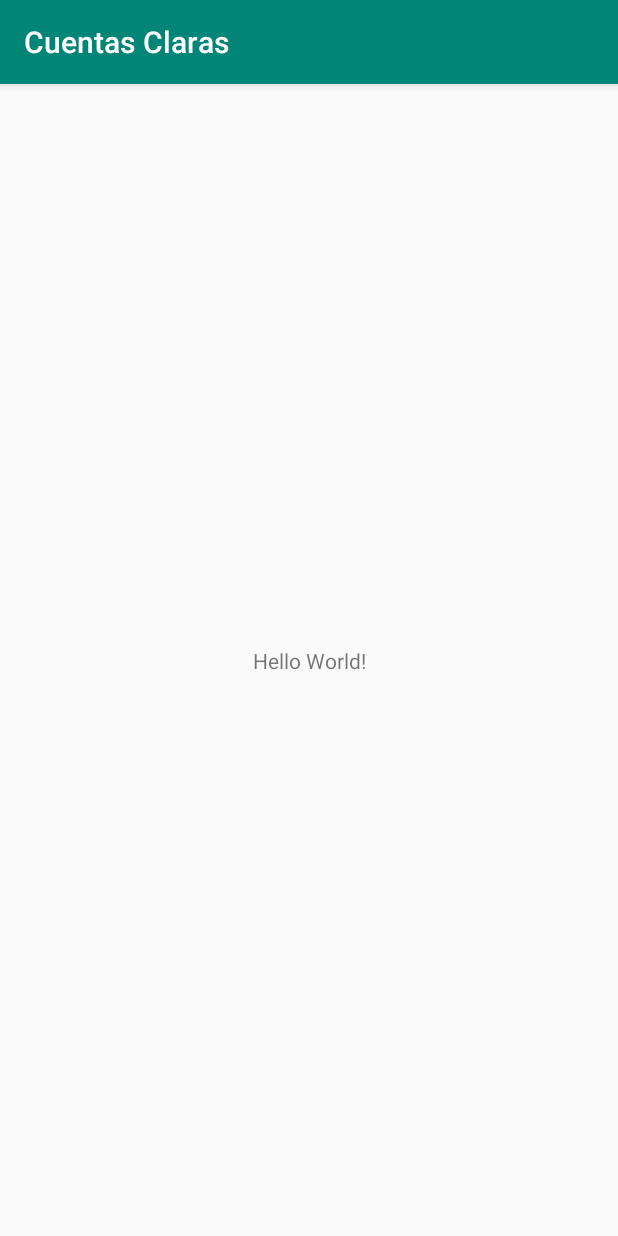
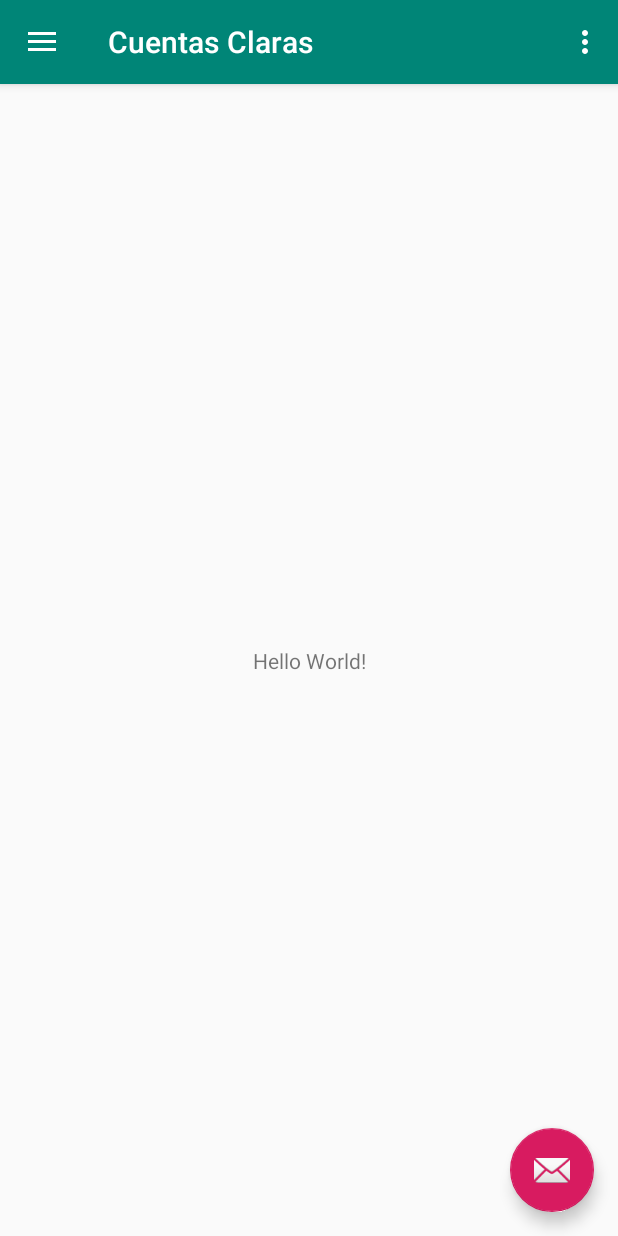
Before and after one commit to pperezp/cuentasClaras, an Android app: the screen it shows after launch (MainActivity), on a phone screen of 412 x 824 dp. Run offline under Robolectric (Android 15) with nearby library versions, the phone set to English and light mode, and no system bars.

Commit message:
Se cambia el proyecto de default a navigation drawer

```diff
--- a/app/build.gradle
+++ b/app/build.gradle
@@ -21,6 +21,8 @@
 dependencies {
     implementation fileTree(dir: 'libs', include: ['*.jar'])
     implementation 'com.android.support:appcompat-v7:28.0.0'
+    implementation 'com.android.support:support-v4:28.0.0'
+    implementation 'com.android.support:design:28.0.0'
     implementation 'com.android.support.constraint:constraint-layout:1.1.3'
     testImplementation 'junit:junit:4.12'
     androidTestImplementation 'com.android.support.test:runner:1.0.2'
--- a/app/src/main/AndroidManifest.xml
+++ b/app/src/main/AndroidManifest.xml
@@ -9,7 +9,10 @@
         android:roundIcon="@mipmap/ic_launcher_round"
         android:supportsRtl="true"
         android:theme="@style/AppTheme">
-        <activity android:name=".MainActivity">
+        <activity
+            android:name=".MainActivity"
+            android:label="@string/app_name"
+            android:theme="@style/AppTheme.NoActionBar">
             <intent-filter>
                 <action android:name="android.intent.action.MAIN" />
 
--- a/app/src/main/java/com/example/cuentasclaras/MainActivity.java
+++ b/app/src/main/java/com/example/cuentasclaras/MainActivity.java
@@ -1,13 +1,101 @@
 package com.example.cuentasclaras;
 
+import android.os.Bundle;
+import android.support.design.widget.FloatingActionButton;
+import android.support.design.widget.Snackbar;
+import android.view.View;
+import android.support.design.widget.NavigationView;
+import android.support.v4.view.GravityCompat;
+import android.support.v4.widget.DrawerLayout;
+import android.support.v7.app.ActionBarDrawerToggle;
 import android.support.v7.app.AppCompatActivity;
-import android.os.Bundle;
+import android.support.v7.widget.Toolbar;
+import android.view.Menu;
+import android.view.MenuItem;
 
-public class MainActivity extends AppCompatActivity {
+public class MainActivity extends AppCompatActivity
+        implements NavigationView.OnNavigationItemSelectedListener {
 
     @Override
     protected void onCreate(Bundle savedInstanceState) {
         super.onCreate(savedInstanceState);
         setContentView(R.layout.activity_main);
+        Toolbar toolbar = (Toolbar) findViewById(R.id.toolbar);
+        setSupportActionBar(toolbar);
+
+        FloatingActionButton fab = (FloatingActionButton) findViewById(R.id.fab);
+        fab.setOnClickListener(new View.OnClickListener() {
+            @Override
+            public void onClick(View view) {
+                Snackbar.make(view, "Replace with your own action", Snackbar.LENGTH_LONG)
+                        .setAction("Action", null).show();
+            }
+        });
+
+        DrawerLayout drawer = (DrawerLayout) findViewById(R.id.drawer_layout);
+        ActionBarDrawerToggle toggle = new ActionBarDrawerToggle(
+                this, drawer, toolbar, R.string.navigation_drawer_open, R.string.navigation_drawer_close);
+        drawer.addDrawerListener(toggle);
+        toggle.syncState();
+
+        NavigationView navigationView = (NavigationView) findViewById(R.id.nav_view);
+        navigationView.setNavigationItemSelectedListener(this);
+    }
+
+    @Override
+    public void onBackPressed() {
+        DrawerLayout drawer = (DrawerLayout) findViewById(R.id.drawer_layout);
+        if (drawer.isDrawerOpen(GravityCompat.START)) {
+            drawer.closeDrawer(GravityCompat.START);
+        } else {
+            super.onBackPressed();
+        }
+    }
+
+    @Override
+    public boolean onCreateOptionsMenu(Menu menu) {
+        // Inflate the menu; this adds items to the action bar if it is present.
+        getMenuInflater().inflate(R.menu.main, menu);
+        return true;
+    }
+
+    @Override
+    public boolean onOptionsItemSelected(MenuItem item) {
+        // Handle action bar item clicks here. The action bar will
+        // automatically handle clicks on the Home/Up button, so long
+        // as you specify a parent activity in AndroidManifest.xml.
+        int id = item.getItemId();
+
+        //noinspection SimplifiableIfStatement
+        if (id == R.id.action_settings) {
+            return true;
+        }
+
+        return super.onOptionsItemSelected(item);
+    }
+
+    @SuppressWarnings("StatementWithEmptyBody")
+    @Override
+    public boolean onNavigationItemSelected(MenuItem item) {
+        // Handle navigation view item clicks here.
+        int id = item.getItemId();
+
+        if (id == R.id.nav_camera) {
+            // Handle the camera action
+        } else if (id == R.id.nav_gallery) {
+
+        } else if (id == R.id.nav_slideshow) {
+
+        } else if (id == R.id.nav_manage) {
+
+        } else if (id == R.id.nav_share) {
+
+        } else if (id == R.id.nav_send) {
+
+        }
+
+        DrawerLayout drawer = (DrawerLayout) findViewById(R.id.drawer_layout);
+        drawer.closeDrawer(GravityCompat.START);
+        return true;
     }
 }
--- /dev/null
+++ b/app/src/main/res/drawable/ic_menu_camera.xml
@@ -0,0 +1,12 @@
+<vector xmlns:android="http://schemas.android.com/apk/res/android"
+    android:width="24dp"
+    android:height="24dp"
+    android:viewportWidth="24.0"
+    android:viewportHeight="24.0">
+    <path
+        android:fillColor="#FF000000"
+        android:pathData="M12,12m-3.2,0a3.2,3.2 0,1 1,6.4 0a3.2,3.2 0,1 1,-6.4 0" />
+    <path
+        android:fillColor="#FF000000"
+        android:pathData="M9,2L7.17,4H4c-1.1,0 -2,0.9 -2,2v12c0,1.1 0.9,2 2,2h16c1.1,0 2,-0.9 2,-2V6c0,-1.1 -0.9,-2 -2,-2h-3.17L15,2H9zm3,15c-2.76,0 -5,-2.24 -5,-5s2.24,-5 5,-5 5,2.24 5,5 -2.24,5 -5,5z" />
+</vector>
--- /dev/null
+++ b/app/src/main/res/drawable/ic_menu_gallery.xml
@@ -0,0 +1,9 @@
+<vector xmlns:android="http://schemas.android.com/apk/res/android"
+    android:width="24dp"
+    android:height="24dp"
+    android:viewportWidth="24.0"
+    android:viewportHeight="24.0">
+    <path
+        android:fillColor="#FF000000"
+        android:pathData="M22,16V4c0,-1.1 -0.9,-2 -2,-2H8c-1.1,0 -2,0.9 -2,2v12c0,1.1 0.9,2 2,2h12c1.1,0 2,-0.9 2,-2zm-11,-4l2.03,2.71L16,11l4,5H8l3,-4zM2,6v14c0,1.1 0.9,2 2,2h14v-2H4V6H2z" />
+</vector>
--- /dev/null
+++ b/app/src/main/res/drawable/ic_menu_manage.xml
@@ -0,0 +1,9 @@
+<vector xmlns:android="http://schemas.android.com/apk/res/android"
+    android:width="24dp"
+    android:height="24dp"
+    android:viewportWidth="24.0"
+    android:viewportHeight="24.0">
+    <path
+        android:fillColor="#FF000000"
+        android:pathData="M22.7,19l-9.1,-9.1c0.9,-2.3 0.4,-5 -1.5,-6.9 -2,-2 -5,-2.4 -7.4,-1.3L9,6 6,9 1.6,4.7C0.4,7.1 0.9,10.1 2.9,12.1c1.9,1.9 4.6,2.4 6.9,1.5l9.1,9.1c0.4,0.4 1,0.4 1.4,0l2.3,-2.3c0.5,-0.4 0.5,-1.1 0.1,-1.4z" />
+</vector>
--- /dev/null
+++ b/app/src/main/res/drawable/ic_menu_send.xml
@@ -0,0 +1,9 @@
+<vector xmlns:android="http://schemas.android.com/apk/res/android"
+    android:width="24dp"
+    android:height="24dp"
+    android:viewportWidth="24.0"
+    android:viewportHeight="24.0">
+    <path
+        android:fillColor="#FF000000"
+        android:pathData="M2.01,21L23,12 2.01,3 2,10l15,2 -15,2z" />
+</vector>
--- /dev/null
+++ b/app/src/main/res/drawable/ic_menu_share.xml
@@ -0,0 +1,9 @@
+<vector xmlns:android="http://schemas.android.com/apk/res/android"
+    android:width="24dp"
+    android:height="24dp"
+    android:viewportWidth="24.0"
+    android:viewportHeight="24.0">
+    <path
+        android:fillColor="#FF000000"
+        android:pathData="M18,16.08c-0.76,0 -1.44,0.3 -1.96,0.77L8.91,12.7c0.05,-0.23 0.09,-0.46 0.09,-0.7s-0.04,-0.47 -0.09,-0.7l7.05,-4.11c0.54,0.5 1.25,0.81 2.04,0.81 1.66,0 3,-1.34 3,-3s-1.34,-3 -3,-3 -3,1.34 -3,3c0,0.24 0.04,0.47 0.09,0.7L8.04,9.81C7.5,9.31 6.79,9 6,9c-1.66,0 -3,1.34 -3,3s1.34,3 3,3c0.79,0 1.5,-0.31 2.04,-0.81l7.12,4.16c-0.05,0.21 -0.08,0.43 -0.08,0.65 0,1.61 1.31,2.92 2.92,2.92 1.61,0 2.92,-1.31 2.92,-2.92s-1.31,-2.92 -2.92,-2.92z" />
+</vector>
--- /dev/null
+++ b/app/src/main/res/drawable/ic_menu_slideshow.xml
@@ -0,0 +1,9 @@
+<vector xmlns:android="http://schemas.android.com/apk/res/android"
+    android:width="24dp"
+    android:height="24dp"
+    android:viewportWidth="24.0"
+    android:viewportHeight="24.0">
+    <path
+        android:fillColor="#FF000000"
+        android:pathData="M4,6H2v14c0,1.1 0.9,2 2,2h14v-2H4V6zm16,-4H8c-1.1,0 -2,0.9 -2,2v12c0,1.1 0.9,2 2,2h12c1.1,0 2,-0.9 2,-2V4c0,-1.1 -0.9,-2 -2,-2zm-8,12.5v-9l6,4.5 -6,4.5z" />
+</vector>
--- a/app/src/main/res/layout/activity_main.xml
+++ b/app/src/main/res/layout/activity_main.xml
@@ -1,18 +1,25 @@
 <?xml version="1.0" encoding="utf-8"?>
-<android.support.constraint.ConstraintLayout xmlns:android="http://schemas.android.com/apk/res/android"
+<android.support.v4.widget.DrawerLayout xmlns:android="http://schemas.android.com/apk/res/android"
     xmlns:app="http://schemas.android.com/apk/res-auto"
     xmlns:tools="http://schemas.android.com/tools"
+    android:id="@+id/drawer_layout"
     android:layout_width="match_parent"
     android:layout_height="match_parent"
-    tools:context=".MainActivity">
+    android:fitsSystemWindows="true"
+    tools:openDrawer="start">
 
-    <TextView
+    <include
+        layout="@layout/app_bar_main"
+        android:layout_width="match_parent"
+        android:layout_height="match_parent" />
+
+    <android.support.design.widget.NavigationView
+        android:id="@+id/nav_view"
         android:layout_width="wrap_content"
-        android:layout_height="wrap_content"
-        android:text="Hello World!"
-        app:layout_constraintBottom_toBottomOf="parent"
-        app:layout_constraintLeft_toLeftOf="parent"
-        app:layout_constraintRight_toRightOf="parent"
-        app:layout_constraintTop_toTopOf="parent" />
+        android:layout_height="match_parent"
+        android:layout_gravity="start"
+        android:fitsSystemWindows="true"
+        app:headerLayout="@layout/nav_header_main"
+        app:menu="@menu/activity_main_drawer" />
 
-</android.support.constraint.ConstraintLayout>
+</android.support.v4.widget.DrawerLayout>
--- /dev/null
+++ b/app/src/main/res/layout/app_bar_main.xml
@@ -0,0 +1,33 @@
+<?xml version="1.0" encoding="utf-8"?>
+<android.support.design.widget.CoordinatorLayout xmlns:android="http://schemas.android.com/apk/res/android"
+    xmlns:app="http://schemas.android.com/apk/res-auto"
+    xmlns:tools="http://schemas.android.com/tools"
+    android:layout_width="match_parent"
+    android:layout_height="match_parent"
+    tools:context=".MainActivity">
+
+    <android.support.design.widget.AppBarLayout
+        android:layout_width="match_parent"
+        android:layout_height="wrap_content"
+        android:theme="@style/AppTheme.AppBarOverlay">
+
+        <android.support.v7.widget.Toolbar
+            android:id="@+id/toolbar"
+            android:layout_width="match_parent"
+            android:layout_height="?attr/actionBarSize"
+            android:background="?attr/colorPrimary"
+            app:popupTheme="@style/AppTheme.PopupOverlay" />
+
+    </android.support.design.widget.AppBarLayout>
+
+    <include layout="@layout/content_main" />
+
+    <android.support.design.widget.FloatingActionButton
+        android:id="@+id/fab"
+        android:layout_width="wrap_content"
+        android:layout_height="wrap_content"
+        android:layout_gravity="bottom|end"
+        android:layout_margin="@dimen/fab_margin"
+        app:srcCompat="@android:drawable/ic_dialog_email" />
+
+</android.support.design.widget.CoordinatorLayout>
--- /dev/null
+++ b/app/src/main/res/layout/content_main.xml
@@ -0,0 +1,20 @@
+<?xml version="1.0" encoding="utf-8"?>
+<android.support.constraint.ConstraintLayout xmlns:android="http://schemas.android.com/apk/res/android"
+    xmlns:app="http://schemas.android.com/apk/res-auto"
+    xmlns:tools="http://schemas.android.com/tools"
+    android:layout_width="match_parent"
+    android:layout_height="match_parent"
+    app:layout_behavior="@string/appbar_scrolling_view_behavior"
+    tools:context=".MainActivity"
+    tools:showIn="@layout/app_bar_main">
+
+    <TextView
+        android:layout_width="wrap_content"
+        android:layout_height="wrap_content"
+        android:text="Hello World!"
+        app:layout_constraintBottom_toBottomOf="parent"
+        app:layout_constraintLeft_toLeftOf="parent"
+        app:layout_constraintRight_toRightOf="parent"
+        app:layout_constraintTop_toTopOf="parent" />
+
+</android.support.constraint.ConstraintLayout>
--- /dev/null
+++ b/app/src/main/res/menu/activity_main_drawer.xml
@@ -0,0 +1,38 @@
+<?xml version="1.0" encoding="utf-8"?>
+<menu xmlns:android="http://schemas.android.com/apk/res/android"
+    xmlns:tools="http://schemas.android.com/tools"
+    tools:showIn="navigation_view">
+
+    <group android:checkableBehavior="single">
+        <item
+            android:id="@+id/nav_camera"
+            android:icon="@drawable/ic_menu_camera"
+            android:title="Import" />
+        <item
+            android:id="@+id/nav_gallery"
+            android:icon="@drawable/ic_menu_gallery"
+            android:title="Gallery" />
+        <item
+            android:id="@+id/nav_slideshow"
+            android:icon="@drawable/ic_menu_slideshow"
+            android:title="Slideshow" />
+        <item
+            android:id="@+id/nav_manage"
+            android:icon="@drawable/ic_menu_manage"
+            android:title="Tools" />
+    </group>
+
+    <item android:title="Communicate">
+        <menu>
+            <item
+                android:id="@+id/nav_share"
+                android:icon="@drawable/ic_menu_share"
+                android:title="Share" />
+            <item
+                android:id="@+id/nav_send"
+                android:icon="@drawable/ic_menu_send"
+                android:title="Send" />
+        </menu>
+    </item>
+
+</menu>
--- /dev/null
+++ b/app/src/main/res/menu/main.xml
@@ -0,0 +1,9 @@
+<?xml version="1.0" encoding="utf-8"?>
+<menu xmlns:android="http://schemas.android.com/apk/res/android"
+    xmlns:app="http://schemas.android.com/apk/res-auto">
+    <item
+        android:id="@+id/action_settings"
+        android:orderInCategory="100"
+        android:title="@string/action_settings"
+        app:showAsAction="never" />
+</menu>
--- /dev/null
+++ b/app/src/main/res/values-v21/styles.xml
@@ -0,0 +1,8 @@
+<resources>
+
+    <style name="AppTheme.NoActionBar">
+        <item name="windowActionBar">false</item>
+        <item name="windowNoTitle">true</item>
+        <item name="android:statusBarColor">@android:color/transparent</item>
+    </style>
+</resources>
--- a/app/src/main/res/values/strings.xml
+++ b/app/src/main/res/values/strings.xml
@@ -1,3 +1,9 @@
 <resources>
     <string name="app_name">Cuentas Claras</string>
+    <string name="navigation_drawer_open">Open navigation drawer</string>
+    <string name="navigation_drawer_close">Close navigation drawer</string>
+    <string name="nav_header_title">Android Studio</string>
+    <string name="nav_header_subtitle">android.studio@android.com</string>
+    <string name="nav_header_desc">Navigation header</string>
+    <string name="action_settings">Settings</string>
 </resources>
--- a/app/src/main/res/values/styles.xml
+++ b/app/src/main/res/values/styles.xml
@@ -8,4 +8,13 @@
         <item name="colorAccent">@color/colorAccent</item>
     </style>
 
+    <style name="AppTheme.NoActionBar">
+        <item name="windowActionBar">false</item>
+        <item name="windowNoTitle">true</item>
+    </style>
+
+    <style name="AppTheme.AppBarOverlay" parent="ThemeOverlay.AppCompat.Dark.ActionBar" />
+
+    <style name="AppTheme.PopupOverlay" parent="ThemeOverlay.AppCompat.Light" />
+
 </resources>
```
Also changed, not shown: app/src/main/res/drawable/side_nav_bar.xml (added, +9 -0 lines), app/src/main/res/layout/nav_header_main.xml (added, +36 -0 lines), app/src/main/res/values/dimens.xml (added, +8 -0 lines), gradle/wrapper/gradle-wrapper.properties.
